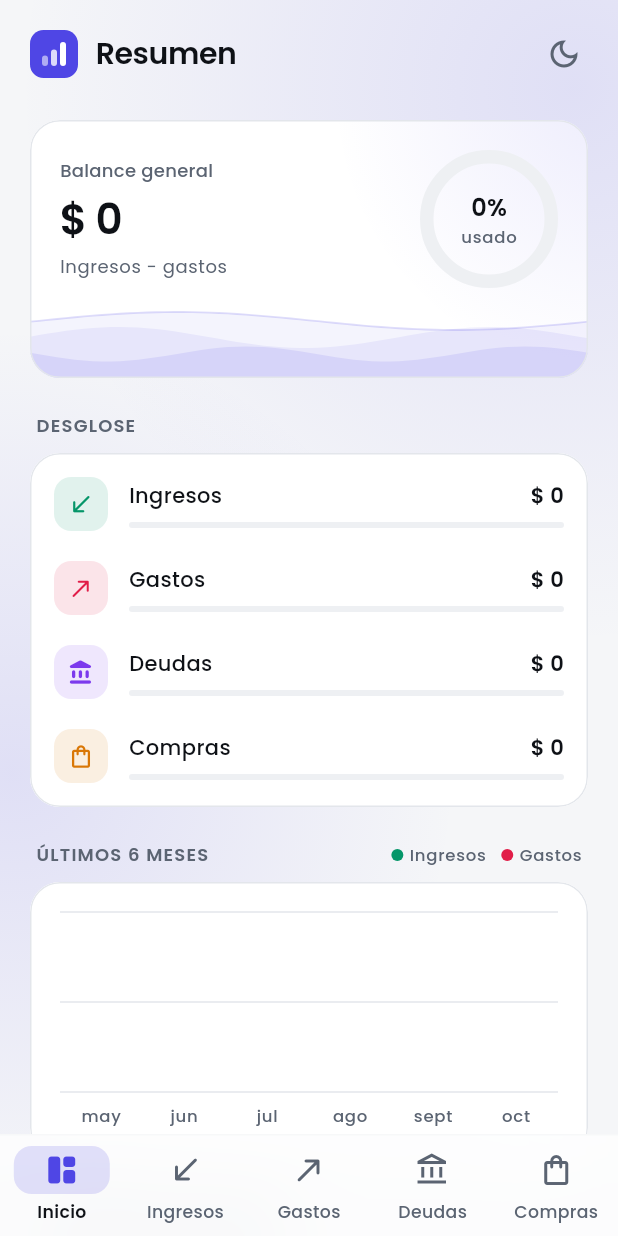
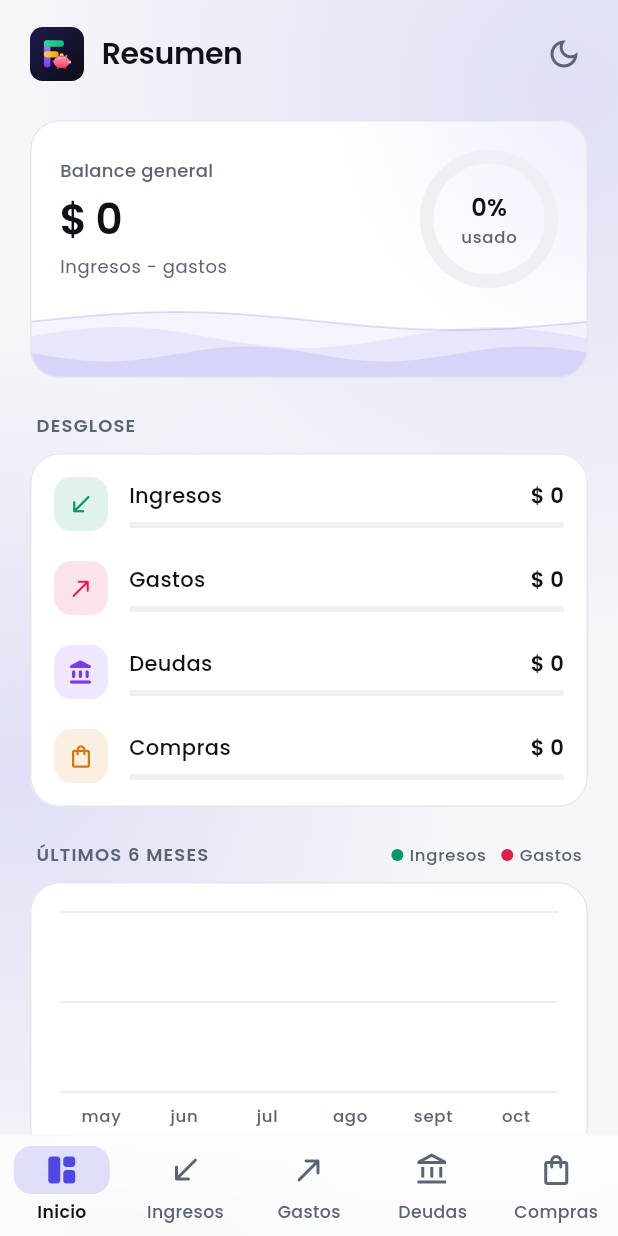
Before and after one commit to yamiddevofic/fino_app, a Flutter app: the screen it shows after launch, on a phone screen of 412 x 824 dp. Run offline on Flutter 3.47's test engine with Material 3 defaults, Android fonts, the phone set to English and light mode, and no system bars; our stand-ins replace flutter_svg, hive, hive_flutter; accounts and stored records are empty.

Commit message:
Nuevo icono: F de colores con alcancía
La F usa el violeta de deudas, el verde de ingresos y el ámbar de
compras sobre fondo noche, con una alcancía rosa bajo el brazo ámbar.
Se aplica al icono adaptativo de Android, a la web y al logo de la barra
superior.

Co-Authored-By: Claude Opus 5.5 <noreply@anthropic.com>
Claude-Session: https://claude.ai/code/session_0164c8dmGTFzCRVsFQzAMpzA

```diff
--- a/lib/main.dart
+++ b/lib/main.dart
@@ -259,12 +259,7 @@ class _TopBar extends StatelessWidget {
       padding: const EdgeInsets.fromLTRB(20, 12, 12, 12),
       child: Row(
         children: [
-          SvgPicture.asset(
-            'assets/svg/logo.svg',
-            width: 32,
-            height: 32,
-            theme: SvgTheme(currentColor: tokens.brand),
-          ),
+          SvgPicture.asset('assets/svg/logo.svg', width: 36, height: 36),
           const SizedBox(width: 12),
           Expanded(
             child: AnimatedSwitcher(
```
Also changed, not shown: pubspec.yaml (+4 -4 lines), assets/branding/app_icon.png, assets/branding/app_icon_background.png (added), assets/branding/app_icon_foreground.png, assets/svg/logo.svg, 23 other files.
